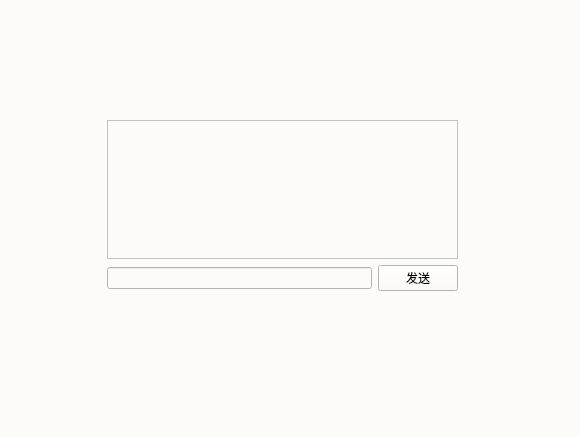
Qt form TcpClient/privatechat.ui (skylisxk/QTcloud_pan) before a commit.
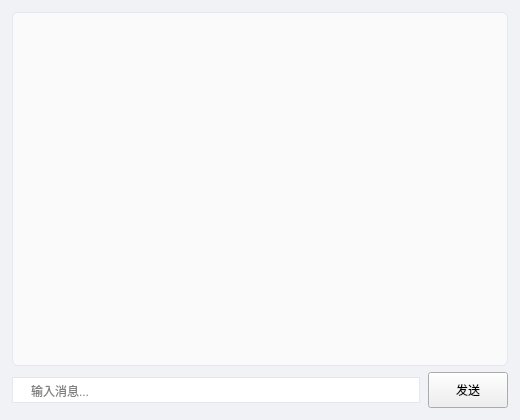
The same form after that commit.

Diff of the .ui file:
```diff
--- a/TcpClient/privatechat.ui
+++ b/TcpClient/privatechat.ui
@@ -6,60 +6,92 @@
    <rect>
     <x>0</x>
     <y>0</y>
-    <width>580</width>
-    <height>437</height>
+    <width>520</width>
+    <height>420</height>
    </rect>
   </property>
+  <property name="minimumSize">
+   <size>
+    <width>400</width>
+    <height>300</height>
+   </size>
+  </property>
   <property name="windowTitle">
    <string>Form</string>
   </property>
   <property name="styleSheet">
-   <string notr="true">background-color: #fdfbf7;</string>
+   <string notr="true">#PrivateChat { background-color: #f0f2f5; }</string>
   </property>
-  <widget class="QWidget" name="">
-   <property name="geometry">
-    <rect>
-     <x>107</x>
-     <y>120</y>
-     <width>351</width>
-     <height>171</height>
-    </rect>
+  <layout class="QVBoxLayout" name="mainLayout">
+   <property name="leftMargin">
+    <number>12</number>
    </property>
-   <layout class="QVBoxLayout" name="verticalLayout">
+   <property name="topMargin">
+    <number>12</number>
+   </property>
+   <property name="rightMargin">
+    <number>12</number>
+   </property>
+   <property name="bottomMargin">
+    <number>12</number>
+   </property>
     <item>
      <widget class="QTextEdit" name="showMsg">
+     <property name="readOnly">
+      <bool>true</bool>
+     </property>
       <property name="styleSheet">
-       <string notr="true">background-color: qlineargradient(x1:0, y1:0, x2:0, y2:1,
-    stop:0 #ffffff, stop:1 #f0f0f0);
-border-color: rgb(255, 255, 255);</string>
+      <string notr="true">QTextEdit {
+    background-color: #fafafa;
+    border: 1px solid #e4e7ed;
+    border-radius: 6px;
+    padding: 10px;
+    font-size: 13px;
+}</string>
       </property>
      </widget>
     </item>
     <item>
-     <layout class="QHBoxLayout" name="horizontalLayout">
+    <layout class="QHBoxLayout" name="inputLayout">
+     <property name="spacing">
+      <number>8</number>
+     </property>
       <item>
        <widget class="QLineEdit" name="inputMsg">
+       <property name="placeholderText">
+        <string>输入消息...</string>
+       </property>
+       <property name="minimumHeight">
+        <number>36</number>
+       </property>
         <property name="styleSheet">
-         <string notr="true">background-color: qlineargradient(x1:0, y1:0, x2:0, y2:1,
-    stop:0 #ffffff, stop:1 #f0f0f0);</string>
+        <string notr="true">QLineEdit {
+    border: 1px solid #e4e7ed;
+    border-radius: 18px;
+    padding: 4px 16px;
+}
+QLineEdit:focus {
+    border-color: #409eff;
+}</string>
         </property>
        </widget>
       </item>
       <item>
        <widget class="QPushButton" name="sendMsg">
-        <property name="styleSheet">
-         <string notr="true">background-color: qlineargradient(x1:0, y1:0, x2:0, y2:1,
-    stop:0 #ffffff, stop:1 #f0f0f0);</string>
-        </property>
         <property name="text">
          <string>发送</string>
         </property>
+       <property name="minimumSize">
+        <size>
+         <width>72</width>
+         <height>36</height>
+        </size>
+       </property>
        </widget>
       </item>
      </layout>
     </item>
    </layout>
-  </widget>
  </widget>
  <resources/>
  <connections/>
```
Left out of the diff: 2 changed lines with no effect on the pictures. Lines whose indentation alone changed are shown as unchanged.
